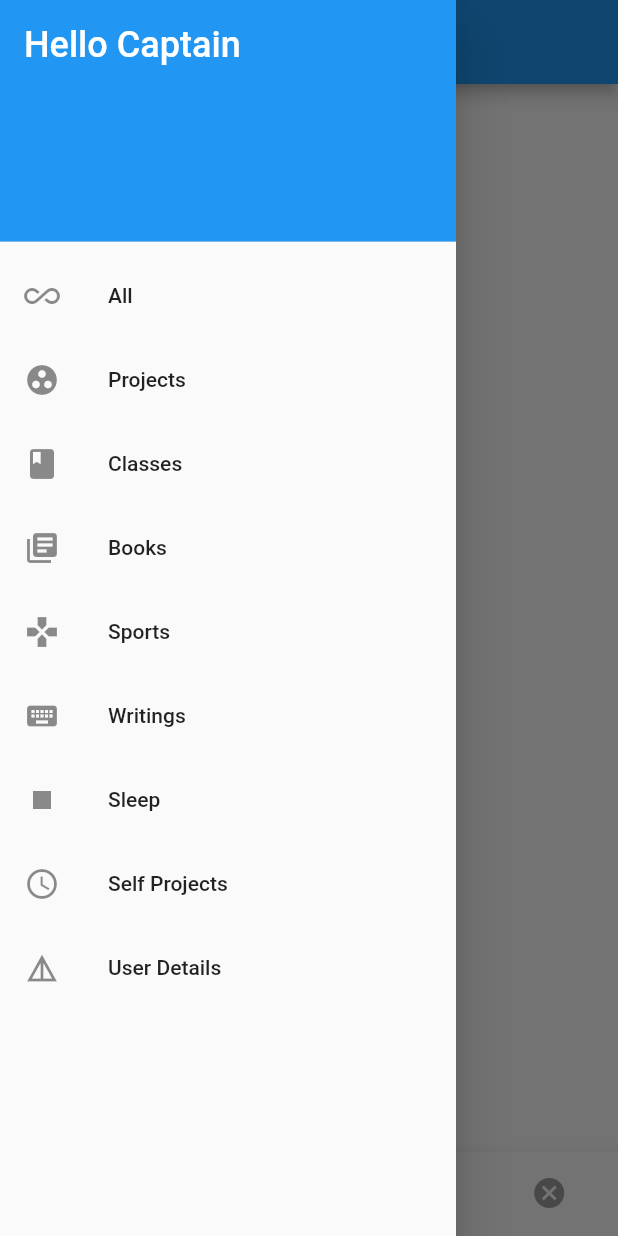
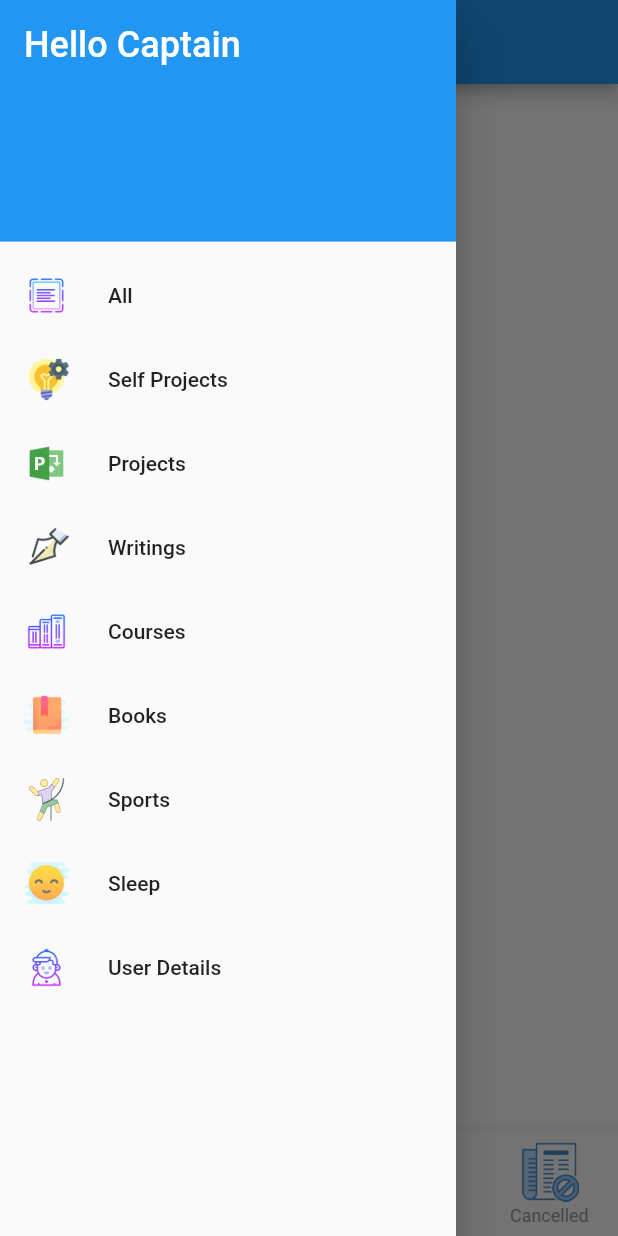
Before and after one commit to vivekg7/work_manager, a Flutter app: the screen it shows after launch, with the side drawer open, on a phone screen of 412 x 824 dp. Run offline on Flutter 3.47's test engine with Material 2 defaults, Android fonts, the phone set to English and light mode, and no system bars.

Commit message:
Added Colored Icons

```diff
--- a/lib/main.dart
+++ b/lib/main.dart
@@ -8,7 +8,7 @@ class MyApp extends StatelessWidget {
   @override
   Widget build(BuildContext context) {
     return MaterialApp(
-      title: 'Flutter Demo',
+      title: 'Work Manager',
       theme: ThemeData(
         primarySwatch: Colors.blue,
       ),
--- a/lib/views/home.dart
+++ b/lib/views/home.dart
@@ -10,13 +10,8 @@ class HomePageState extends State<HomePage> {
 
   int _selectedIndex = 0;
 
-  @override
-  Widget build(BuildContext context) {
-    return Scaffold(
-      appBar: AppBar(
-        title: Text("Work Manager"),
-      ),
-      drawer: Drawer(
+  Widget getDrawer() {
+    return Drawer(
       child: ListView(
         padding: EdgeInsets.zero,
         children: <Widget>[
@@ -33,39 +28,75 @@ class HomePageState extends State<HomePage> {
             ),
           ),
           ListTile(
-              leading: Icon(Icons.all_inclusive),
+            leading: Image.asset(
+              'assets/select-all.png',
+              width: 30.0,
+              height: 30.0,
+            ),
             title: Text("All"),
           ),
           ListTile(
-              leading: Icon(Icons.group_work),
+            leading: Image.asset(
+              'assets/self-project.png',
+              width: 30.0,
+              height: 30.0,
+            ),
+            title: Text("Self Projects"),
+          ),
+          ListTile(
+            leading: Image.asset(
+              'assets/project.png',
+              width: 30.0,
+              height: 30.0,
+            ),
             title: Text("Projects"),
           ),
           ListTile(
-              leading: Icon(Icons.class_),
-              title: Text("Classes"),
+            leading: Image.asset(
+              'assets/pen.png',
+              width: 30.0,
+              height: 30.0,
+            ),
+            title: Text("Writings"),
           ),
           ListTile(
-              leading: Icon(Icons.library_books),
+            leading: Image.asset(
+              'assets/course.png',
+              width: 30.0,
+              height: 30.0,
+            ),
+            title: Text("Courses"),
+          ),
+          ListTile(
+            leading: Image.asset(
+              'assets/book.png',
+              width: 30.0,
+              height: 30.0,
+            ),
             title: Text("Books"),
           ),
           ListTile(
-              leading: Icon(Icons.games),
+            leading: Image.asset(
+              'assets/climbing.png',
+              width: 30.0,
+              height: 30.0,
+            ),
             title: Text("Sports"),
           ),
           ListTile(
-              leading: Icon(Icons.keyboard),
-              title: Text("Writings"),
+            leading: Image.asset(
+              'assets/sleeping.png',
+              width: 30.0,
+              height: 30.0,
             ),
-            ListTile(
-              leading: Icon(Icons.stop),
             title: Text("Sleep"),
           ),
           ListTile(
-              leading: Icon(Icons.schedule),
-              title: Text("Self Projects"),
+            leading: Image.asset(
+              'assets/user.png',
+              width: 30.0,
+              height: 30.0,
             ),
-            ListTile(
-              leading: Icon(Icons.details),
             title: Text("User Details"),
             onTap: () {
               Navigator.pop(context);
@@ -73,33 +104,63 @@ class HomePageState extends State<HomePage> {
           )
         ],
       ),
-      ),
-      body: Container(),
-      bottomNavigationBar: BottomNavigationBar(
+    );
+  }
+
+  Widget getBottomNav() {
+    return BottomNavigationBar(
       items: <BottomNavigationBarItem>[
         BottomNavigationBarItem(
-            icon: Icon(Icons.all_inclusive),
+            icon: Image.asset(
+              'assets/view-all.png',
+              width: 40.0,
+              height: 40.0,
+            ),
             title: Text("All")
         ),
         BottomNavigationBarItem(
-            icon: Icon(Icons.group_work),
+            icon: Image.asset(
+              'assets/working.png',
+              width: 40.0,
+              height: 40.0,
+            ),
             title: Text("Working")
         ),
         BottomNavigationBarItem(
-            icon: Icon(Icons.hourglass_full),
+            icon: Image.asset(
+              'assets/future.png',
+              width: 40.0,
+              height: 40.0,
+            ),
             title: Text("Future")
         ),
         BottomNavigationBarItem(
-            icon: Icon(Icons.cancel),
+            icon: Image.asset(
+              'assets/cancel.png',
+              width: 40.0,
+              height: 40.0,
+            ),
             title: Text("Cancelled")
         )
       ],
       currentIndex: _selectedIndex,
       selectedItemColor: Colors.amber[800],
       unselectedItemColor: Colors.grey,
-        backgroundColor: Colors.blue,
+      backgroundColor: Colors.green[100],
       onTap: _onIndexTapped,
+      showUnselectedLabels: true,
+    );
+  }
+
+  @override
+  Widget build(BuildContext context) {
+    return Scaffold(
+      appBar: AppBar(
+        title: Text("Work Manager"),
       ),
+      drawer: getDrawer(),
+      body: Container(),
+      bottomNavigationBar: getBottomNav(),
     );
   }
 
--- a/pubspec.yaml
+++ b/pubspec.yaml
@@ -18,9 +18,8 @@ flutter:
 
   uses-material-design: true
 
-  # assets:
-  #  - images/a_dot_burr.jpeg
-  #  - images/a_dot_ham.jpeg
+  assets:
+   - assets/
 
   # fonts:
   #   - family: Schyler
```
Also changed, not shown: assets/book.png (added), assets/book2.png (added), assets/cancel.png (added), assets/class.png (added), assets/climbing.png (added), assets/course.png (added), assets/future.png (added), assets/pen.png (added), assets/project.png (added), assets/select-all.png (added), assets/self-project.png (added), assets/sleeping.png (added), assets/sport.png (added), assets/user.png (added), 2 more files, 25 other files. Lines whose indentation alone changed are shown as unchanged.
